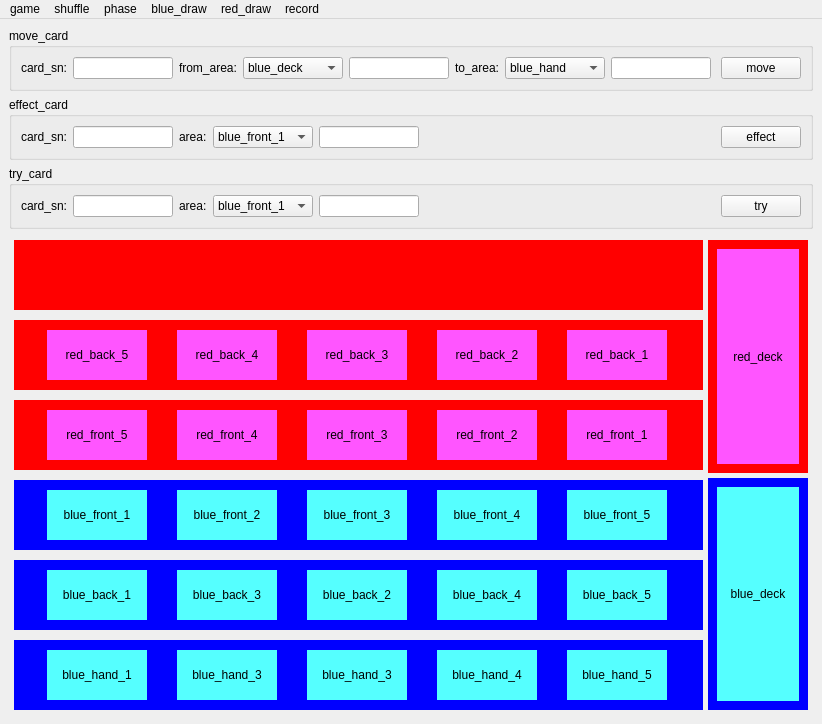
First picture: the form in GuiApplication/mainwindow.ui, repository abc881858/dota_card, before the edit.
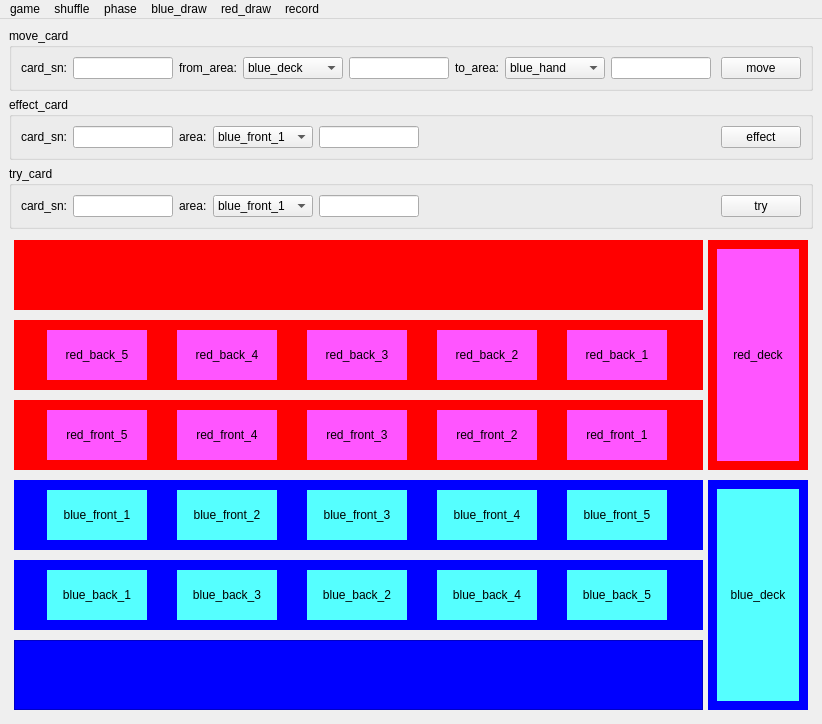
Second picture: the form after the edit. Custom widgets are drawn as their Qt base class.

Diff of the .ui file:
```diff
--- a/GuiApplication/mainwindow.ui
+++ b/GuiApplication/mainwindow.ui
@@ -1678,7 +1678,7 @@
            </widget>
           </item>
           <item>
-           <widget class="QWidget" name="widget_blue_hand" native="true">
+           <widget class="QWidget" name="widget_blue_hand_area" native="true">
             <property name="minimumSize">
              <size>
               <width>0</width>
@@ -1691,175 +1691,54 @@
             <property name="styleSheet">
              <string notr="true">background-color: rgb(0, 0, 255);</string>
             </property>
-            <layout class="QHBoxLayout" name="blue_hand">
+            <layout class="QHBoxLayout" name="layout_scroll">
+             <property name="spacing">
+              <number>0</number>
+             </property>
+             <property name="leftMargin">
+              <number>0</number>
+             </property>
+             <property name="topMargin">
+              <number>0</number>
+             </property>
+             <property name="rightMargin">
+              <number>0</number>
+             </property>
+             <property name="bottomMargin">
+              <number>0</number>
+             </property>
              <item>
-              <widget class="Label" name="blue_hand_1">
-               <property name="sizePolicy">
-                <sizepolicy hsizetype="Fixed" vsizetype="Fixed">
-                 <horstretch>0</horstretch>
-                 <verstretch>0</verstretch>
-                </sizepolicy>
+              <widget class="QScrollArea" name="widget_blue_hand_scroll">
+               <property name="widgetResizable">
+                <bool>true</bool>
                </property>
-               <property name="minimumSize">
-                <size>
-                 <width>100</width>
-                 <height>50</height>
-                </size>
-               </property>
-               <property name="maximumSize">
-                <size>
-                 <width>100</width>
-                 <height>50</height>
-                </size>
-               </property>
-               <property name="focusPolicy">
-                <enum>Qt::FocusPolicy::ClickFocus</enum>
-               </property>
-               <property name="styleSheet">
-                <string notr="true">background-color: rgb(85, 255, 255);</string>
-               </property>
-               <property name="text">
-                <string>blue_hand_1</string>
-               </property>
-               <property name="alignment">
-                <set>Qt::AlignmentFlag::AlignCenter</set>
-               </property>
-              </widget>
-             </item>
-             <item>
-              <widget class="Label" name="blue_hand_2">
-               <property name="sizePolicy">
-                <sizepolicy hsizetype="Fixed" vsizetype="Fixed">
-                 <horstretch>0</horstretch>
-                 <verstretch>0</verstretch>
-                </sizepolicy>
-               </property>
-               <property name="minimumSize">
-                <size>
-                 <width>100</width>
-                 <height>50</height>
-                </size>
-               </property>
-               <property name="maximumSize">
-                <size>
-                 <width>100</width>
-                 <height>50</height>
-                </size>
-               </property>
-               <property name="focusPolicy">
-                <enum>Qt::FocusPolicy::ClickFocus</enum>
-               </property>
-               <property name="styleSheet">
-                <string notr="true">background-color: rgb(85, 255, 255);</string>
-               </property>
-               <property name="text">
-                <string>blue_hand_3</string>
-               </property>
-               <property name="alignment">
-                <set>Qt::AlignmentFlag::AlignCenter</set>
-               </property>
-              </widget>
-             </item>
-             <item>
-              <widget class="Label" name="blue_hand_3">
-               <property name="sizePolicy">
-                <sizepolicy hsizetype="Fixed" vsizetype="Fixed">
-                 <horstretch>0</horstretch>
-                 <verstretch>0</verstretch>
-                </sizepolicy>
-               </property>
-               <property name="minimumSize">
-                <size>
-                 <width>100</width>
-                 <height>50</height>
-                </size>
-               </property>
-               <property name="maximumSize">
-                <size>
-                 <width>100</width>
-                 <height>50</height>
-                </size>
-               </property>
-               <property name="focusPolicy">
-                <enum>Qt::FocusPolicy::ClickFocus</enum>
-               </property>
-               <property name="styleSheet">
-                <string notr="true">background-color: rgb(85, 255, 255);</string>
-               </property>
-               <property name="text">
-                <string>blue_hand_3</string>
-               </property>
-               <property name="alignment">
-                <set>Qt::AlignmentFlag::AlignCenter</set>
-               </property>
-              </widget>
-             </item>
-             <item>
-              <widget class="Label" name="blue_hand_4">
-               <property name="sizePolicy">
-                <sizepolicy hsizetype="Fixed" vsizetype="Fixed">
-                 <horstretch>0</horstretch>
-                 <verstretch>0</verstretch>
-                </sizepolicy>
-               </property>
-               <property name="minimumSize">
-                <size>
-                 <width>100</width>
-                 <height>50</height>
-                </size>
-               </property>
-               <property name="maximumSize">
-                <size>
-                 <width>100</width>
-                 <height>50</height>
-                </size>
-               </property>
-               <property name="focusPolicy">
-                <enum>Qt::FocusPolicy::ClickFocus</enum>
-               </property>
-               <property name="styleSheet">
-                <string notr="true">background-color: rgb(85, 255, 255);</string>
-               </property>
-               <property name="text">
-                <string>blue_hand_4</string>
-               </property>
-               <property name="alignment">
-                <set>Qt::AlignmentFlag::AlignCenter</set>
-               </property>
-              </widget>
-             </item>
-             <item>
-              <widget class="Label" name="blue_hand_5">
-               <property name="sizePolicy">
-                <sizepolicy hsizetype="Fixed" vsizetype="Fixed">
-                 <horstretch>0</horstretch>
-                 <verstretch>0</verstretch>
-                </sizepolicy>
-               </property>
-               <property name="minimumSize">
-                <size>
-                 <width>100</width>
-                 <height>50</height>
-                </size>
-               </property>
-               <property name="maximumSize">
-                <size>
-                 <width>100</width>
-                 <height>50</height>
-                </size>
-               </property>
-               <property name="focusPolicy">
-                <enum>Qt::FocusPolicy::ClickFocus</enum>
-               </property>
-               <property name="styleSheet">
-                <string notr="true">background-color: rgb(85, 255, 255);</string>
-               </property>
-               <property name="text">
-                <string>blue_hand_5</string>
-               </property>
-               <property name="alignment">
-                <set>Qt::AlignmentFlag::AlignCenter</set>
-               </property>
+               <widget class="QWidget" name="widget_blue_hand">
+                <property name="geometry">
+                 <rect>
+                  <x>0</x>
+                  <y>0</y>
+                  <width>687</width>
+                  <height>68</height>
+                 </rect>
+                </property>
+                <layout class="QHBoxLayout" name="blue_hand">
+                 <property name="spacing">
+                  <number>30</number>
+                 </property>
+                 <property name="leftMargin">
+                  <number>32</number>
+                 </property>
+                 <property name="topMargin">
+                  <number>0</number>
+                 </property>
+                 <property name="rightMargin">
+                  <number>0</number>
+                 </property>
+                 <property name="bottomMargin">
+                  <number>0</number>
+                 </property>
+                </layout>
+               </widget>
               </widget>
              </item>
             </layout>
@@ -1884,7 +1763,7 @@
          </property>
          <layout class="QVBoxLayout" name="verticalLayout_2">
           <property name="spacing">
-           <number>5</number>
+           <number>10</number>
           </property>
           <property name="leftMargin">
            <number>0</number>
@@ -2195,13 +2074,6 @@
    </property>
   </action>
  </widget>
- <customwidgets>
-  <customwidget>
-   <class>Label</class>
-   <extends>QLabel</extends>
-   <header location="global">label.h</header>
-  </customwidget>
- </customwidgets>
  <resources/>
  <connections/>
 </ui>
```
